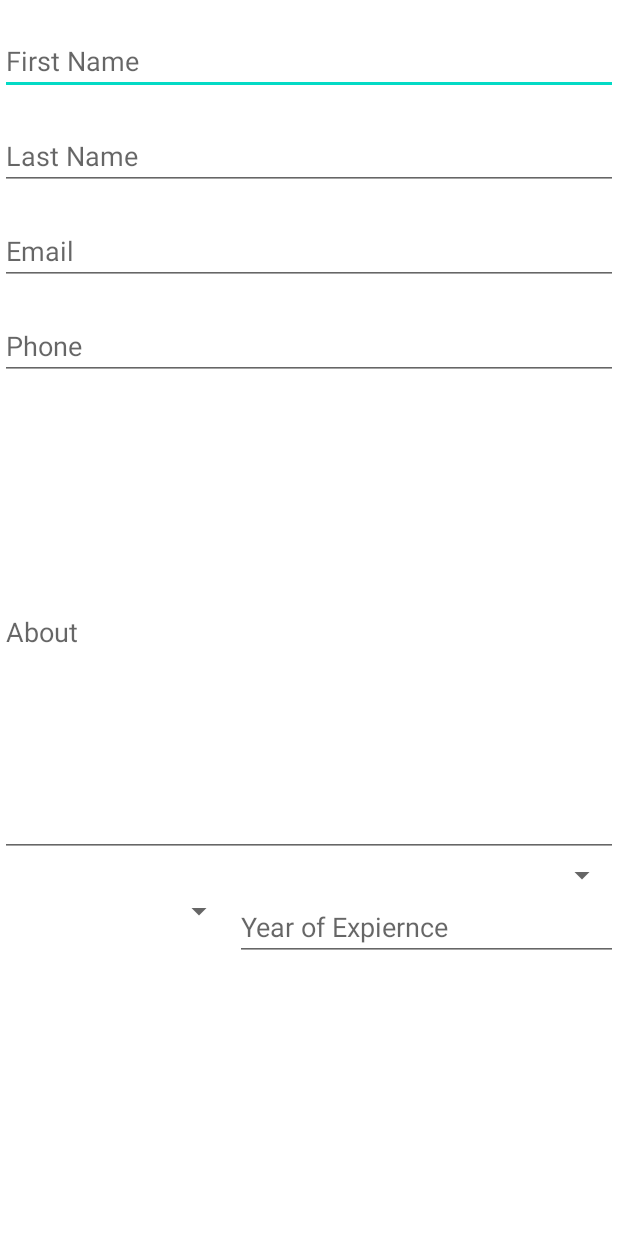
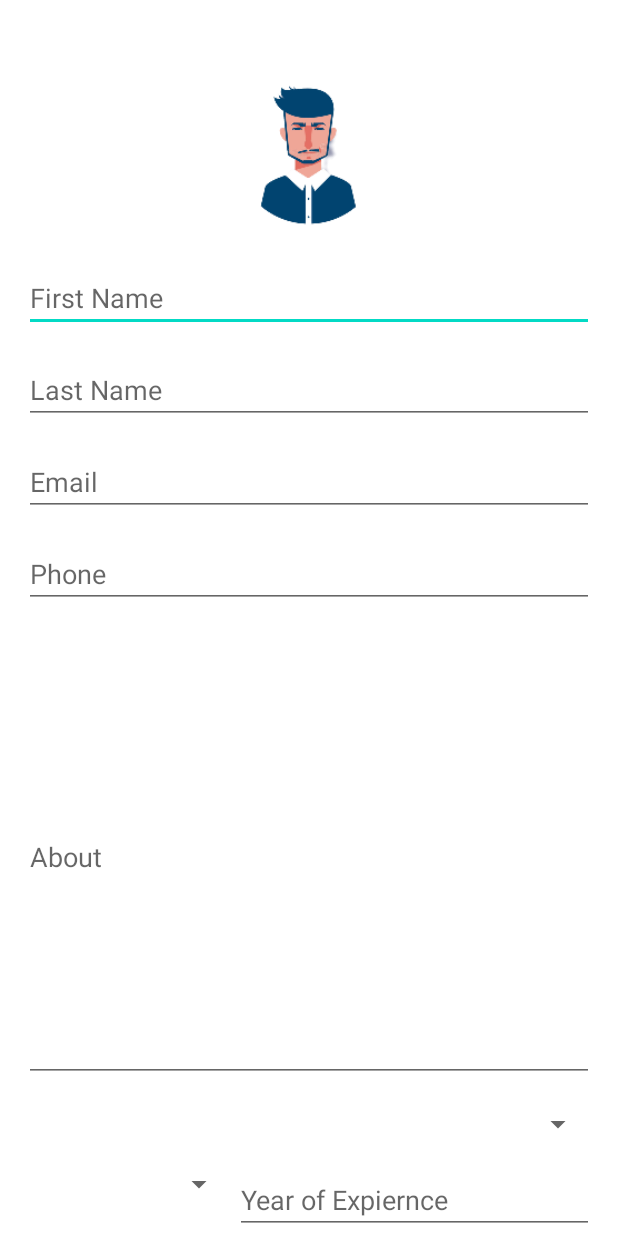
Before and after one commit to stainley/outreach, an Android app: the layout activity_profile.xml on its own in the app's theme, with its tools: preview values and no code run, on a phone screen of 412 x 824 dp. Run offline under Robolectric (Android 15) with nearby library versions, the phone set to English and light mode, and no system bars; network calls fail.

Commit message:
some refactors

```diff
--- a/app/src/main/AndroidManifest.xml
+++ b/app/src/main/AndroidManifest.xml
@@ -41,6 +41,10 @@
             android:exported="false"
             android:label="@string/app_name"
             android:theme="@style/Theme.Outreach.NoActionBar" />
+
+        <activity
+            android:name=".ui.profile.ProfileActivity"
+            android:exported="true" />
     </application>
 
 </manifest>
--- a/app/src/main/java/ca/appolizer/outreach/controller/ApiClient.java
+++ b/app/src/main/java/ca/appolizer/outreach/controller/ApiClient.java
@@ -9,6 +9,10 @@ import okhttp3.logging.HttpLoggingInterceptor;
 import retrofit2.Retrofit;
 import retrofit2.converter.gson.GsonConverterFactory;
 
+/**
+ * API client to manage connection to the API
+ *
+ */
 public class ApiClient {
 
     private final String token;
--- a/app/src/main/java/ca/appolizer/outreach/model/response/JobApplied.java
+++ b/app/src/main/java/ca/appolizer/outreach/model/response/JobApplied.java
@@ -5,8 +5,7 @@ public class JobApplied {
     private long jobId;
     private String email;
 
-    public JobApplied() {
-    }
+    public JobApplied() {}
 
     public JobApplied(long userId, long jobId, String email) {
         this.userId = userId;
--- a/app/src/main/java/ca/appolizer/outreach/repository/RegisterRepository.java
+++ b/app/src/main/java/ca/appolizer/outreach/repository/RegisterRepository.java
@@ -4,7 +4,5 @@ import ca.appolizer.outreach.model.request.AbstractUserRequest;
 import ca.appolizer.outreach.model.response.UserResponse;
 
 public interface RegisterRepository<T extends AbstractUserRequest> {
-    UserResponse registerStudent(T request);
-
-    UserResponse registerCompany(T request);
+    UserResponse register(T request);
 }
--- a/app/src/main/java/ca/appolizer/outreach/student/repository/StudentJobDB.java
+++ b/app/src/main/java/ca/appolizer/outreach/student/repository/StudentJobDB.java
@@ -30,7 +30,7 @@ public class StudentJobDB extends SQLiteOpenHelper {
     @Override
     public void onCreate(SQLiteDatabase db) {
         String db_creation = "CREATE TABLE " + TBL_NAME +
-                "(" + COLUMN_ID + " INTEGER PRIMARY KEY AUTOINCREMENT," + COLUMN_USER_ID + " INTEGER," + COLUMN_JOB_ID + " INTEGER, " + COLUMN_USER_EMAIL +" VARCHAR)";
+                "(" + COLUMN_ID + " INTEGER PRIMARY KEY AUTOINCREMENT," + COLUMN_USER_ID + " INTEGER," + COLUMN_JOB_ID + " INTEGER, " + COLUMN_USER_EMAIL + " VARCHAR)";
 
         db.execSQL(db_creation);
     }
--- a/app/src/main/java/ca/appolizer/outreach/ui/job/JobFragment.java
+++ b/app/src/main/java/ca/appolizer/outreach/ui/job/JobFragment.java
@@ -50,7 +50,6 @@ public class JobFragment extends Fragment implements SearchView.OnQueryTextListe
 
         homeViewModel.getJobList().observe(getViewLifecycleOwner(), jobListUpdateObserver);
         jobListRecycler.setAdapter(adapter);
-
         setHasOptionsMenu(true);
         return root;
     }
--- a/app/src/main/res/layout/activity_user_info.xml
+++ b/app/src/main/res/layout/activity_profile.xml
@@ -1,26 +1,44 @@
 <?xml version="1.0" encoding="utf-8"?>
 <androidx.core.widget.NestedScrollView xmlns:android="http://schemas.android.com/apk/res/android"
     xmlns:app="http://schemas.android.com/apk/res-auto"
+    xmlns:tools="http://schemas.android.com/tools"
     android:layout_width="match_parent"
-    android:layout_height="match_parent">
+    android:layout_height="match_parent"
+    tools:context=".ui.profile.ProfileActivity">
 
     <androidx.constraintlayout.widget.ConstraintLayout
+        android:layoutMode="clipBounds"
         android:layout_width="match_parent"
         android:layout_height="wrap_content">
+
+        <ImageView
+
+            android:id="@+id/profileImage"
+            android:layout_width="120dp"
+            android:layout_height="120dp"
+            android:layout_marginTop="40dp"
+            app:layout_constraintEnd_toEndOf="parent"
+            app:layout_constraintStart_toStartOf="parent"
+            app:layout_constraintTop_toTopOf="parent"
+            tools:srcCompat="@mipmap/ic_profile_photo_foreground" />
+
+
 
         <androidx.appcompat.widget.AppCompatEditText
             android:id="@+id/firstNameTxt"
             android:layout_width="match_parent"
             android:layout_height="wrap_content"
-            android:layout_marginTop="18dp"
+            android:layout_margin="@dimen/activity_horizontal_margin"
+            android:layout_marginTop="28dp"
             android:hint="First Name"
-            app:layout_constraintTop_toTopOf="parent" />
+            app:layout_constraintTop_toBottomOf="@+id/profileImage"
+            tools:layout_editor_absoluteX="0dp" />
 
         <androidx.appcompat.widget.AppCompatEditText
             android:id="@+id/lastNameTxt"
             android:layout_width="match_parent"
             android:layout_height="wrap_content"
-
+            android:layout_margin="@dimen/activity_horizontal_margin"
             android:layout_marginTop="18dp"
             android:hint="Last Name"
             app:layout_constraintTop_toBottomOf="@id/firstNameTxt" />
@@ -29,6 +47,7 @@
             android:id="@+id/emailTxt"
             android:layout_width="match_parent"
             android:layout_height="wrap_content"
+            android:layout_margin="@dimen/activity_horizontal_margin"
             android:layout_marginTop="18dp"
             android:hint="Email"
             android:inputType="textEmailAddress"
@@ -39,6 +58,7 @@
             android:id="@+id/phoneTxt"
             android:layout_width="match_parent"
             android:layout_height="wrap_content"
+            android:layout_margin="@dimen/activity_horizontal_margin"
             android:layout_marginTop="18dp"
             android:hint="Phone"
             android:inputType="phone"
@@ -49,6 +69,7 @@
             android:id="@+id/aboutTxt"
             android:layout_width="match_parent"
             android:layout_height="300dp"
+            android:layout_margin="@dimen/activity_horizontal_margin"
             android:layout_marginTop="18dp"
             android:hint="About"
             android:outlineSpotShadowColor="@color/purple_500"
@@ -58,11 +79,13 @@
             android:id="@+id/availabilitySpinner"
             android:layout_width="match_parent"
             android:layout_height="wrap_content"
+            android:layout_margin="@dimen/activity_horizontal_margin"
             app:layout_constraintTop_toBottomOf="@id/aboutTxt" />
 
         <LinearLayout
             android:layout_width="match_parent"
             android:layout_height="wrap_content"
+            android:layout_margin="@dimen/activity_horizontal_margin"
             android:orientation="horizontal"
             android:weightSum="2"
             app:layout_constraintTop_toBottomOf="@id/availabilitySpinner">
--- a/app/src/main/res/menu/main.xml
+++ b/app/src/main/res/menu/main.xml
@@ -2,7 +2,7 @@
 <menu xmlns:android="http://schemas.android.com/apk/res/android"
     xmlns:app="http://schemas.android.com/apk/res-auto">
     <item
-        android:id="@+id/action_settings"
+        android:id="@+id/action_section"
         android:orderInCategory="100"
         android:title="@string/action_settings"
         app:showAsAction="never" />
--- a/app/src/main/res/menu/menu_job_description.xml
+++ b/app/src/main/res/menu/menu_job_description.xml
@@ -2,9 +2,9 @@
     xmlns:app="http://schemas.android.com/apk/res-auto"
     xmlns:tools="http://schemas.android.com/tools"
     tools:context="ca.appolizer.outreach.ui.job.description.JobDescriptionActivity">
-    <item
+    <!--<item
         android:id="@+id/action_settings"
         android:orderInCategory="100"
         android:title="@string/action_settings"
-        app:showAsAction="never" />
+        app:showAsAction="never" />-->
 </menu>
```
Also changed, not shown: app/src/main/java/ca/appolizer/outreach/MainActivity.java (+17 -8 lines), app/src/main/java/ca/appolizer/outreach/model/Student.java (+7 -0 lines), app/src/main/java/ca/appolizer/outreach/model/request/AbstractUserRequest.java (+10 -0 lines), app/src/main/java/ca/appolizer/outreach/model/request/StudentUserRequest.java (+0 -9 lines), app/src/main/java/ca/appolizer/outreach/repository/ProfileRepository.java (added, +8 -0 lines), app/src/main/java/ca/appolizer/outreach/repository/RegisterRepositoryImpl.java (+1 -6 lines), app/src/main/java/ca/appolizer/outreach/service/UserService.java (+11 -0 lines), app/src/main/java/ca/appolizer/outreach/ui/login/LoginActivity.java (+33 -1 lines), app/src/main/java/ca/appolizer/outreach/ui/profile/ProfileActivity.java (added, +26 -0 lines), app/src/main/java/ca/appolizer/outreach/ui/register/RegisterActivity.java (+4 -5 lines), app/src/main/res/drawable/background_profile.xml (added, +10 -0 lines).
